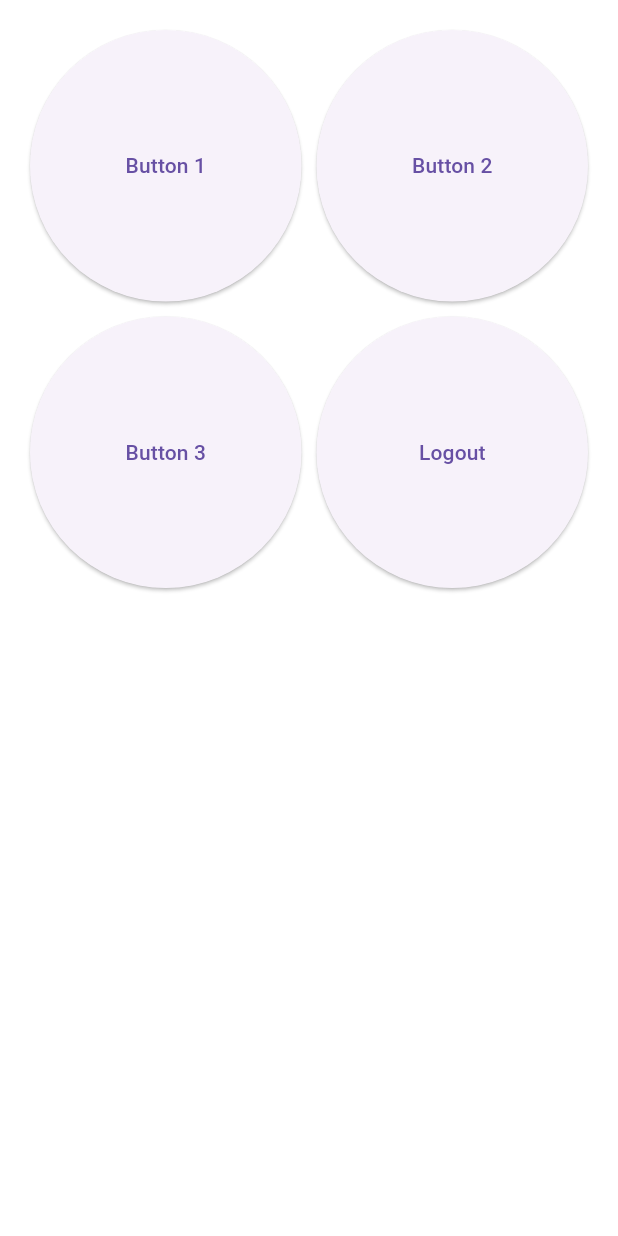
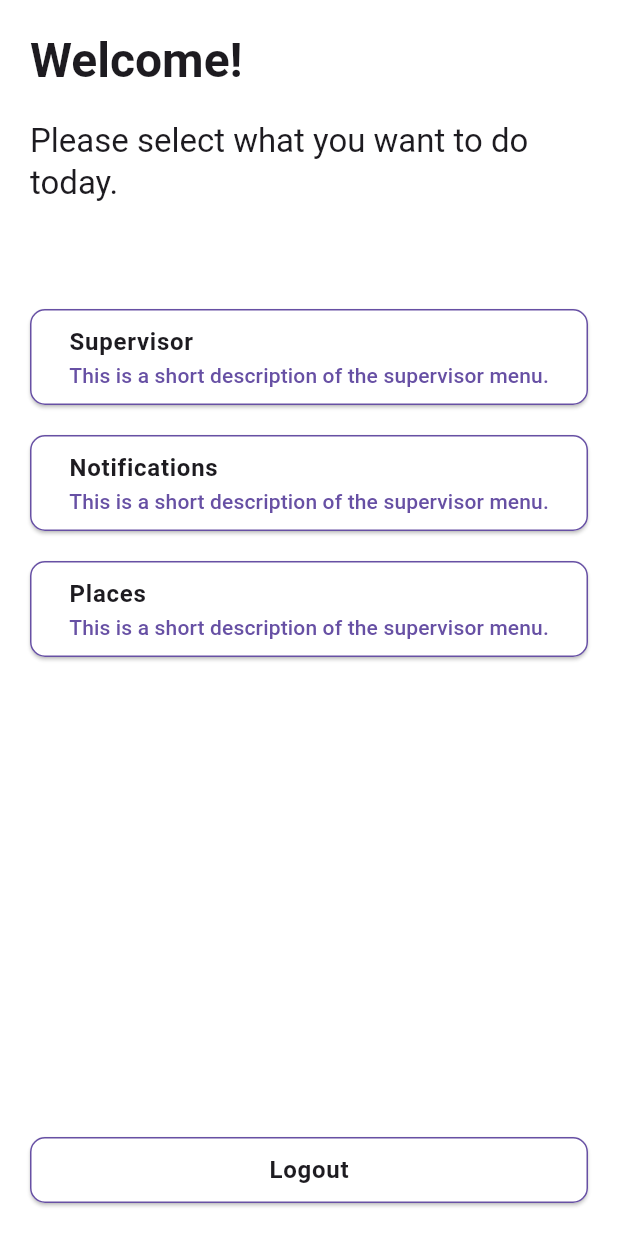
Before and after one commit to DavidGomezOv/hacom_frontend_app, a Flutter app: the DashboardPage screen opened by its route, on a phone screen of 412 x 824 dp. Run offline on Flutter 3.47's test engine with Material 3 defaults, Android fonts, the light colour scheme and no system bars; our stand-ins replace dartz, flutter_bloc, flutter_dotenv, flutter_secure_storage, freezed_annotation, get_it and 2 more; accounts and stored records are empty; generated files the repository leaves out were written again.

Commit message:
Implemented basic dashboard ui

```diff
--- a/lib/features/dashboard/presentation/dashboard_page.dart
+++ b/lib/features/dashboard/presentation/dashboard_page.dart
@@ -3,6 +3,7 @@ import 'package:flutter_bloc/flutter_bloc.dart';
 import 'package:go_router/go_router.dart';
 import 'package:hacom_frontend_app/core/router/app_router.dart';
 import 'package:hacom_frontend_app/features/auth/presentation/bloc/auth_cubit.dart';
+import 'package:hacom_frontend_app/features/dashboard/presentation/widgets/dashboard_item_button_widget.dart';
 
 class DashboardPage extends StatelessWidget {
   const DashboardPage({super.key});
@@ -15,25 +16,41 @@ class DashboardPage extends StatelessWidget {
       },
       child: Scaffold(
         backgroundColor: Colors.white,
-        body: Center(
+        body: SafeArea(
           child: Padding(
             padding: const EdgeInsets.all(20),
-            child: GridView.count(
-              crossAxisCount: 2,
-              crossAxisSpacing: 10,
-              mainAxisSpacing: 10,
-              childAspectRatio: 1,
-              physics: const NeverScrollableScrollPhysics(),
+            child: Column(
+              crossAxisAlignment: CrossAxisAlignment.start,
+              spacing: 20,
               children: [
-                ElevatedButton(onPressed: () {}, child: Text("Button 1")),
-                ElevatedButton(onPressed: () {}, child: Text("Button 2")),
-                ElevatedButton(onPressed: () {}, child: Text("Button 3")),
-                ElevatedButton(
-                  onPressed: () {
-                    context.read<AuthCubit>().logout();
-                  },
-                  child: Text("Logout"),
+                Text(
+                  'Welcome!',
+                  style: Theme.of(
+                    context,
+                  ).textTheme.headlineLarge?.copyWith(fontWeight: FontWeight.bold),
                 ),
+                Text(
+                  'Please select what you want to do today.',
+                  style: Theme.of(context).textTheme.titleLarge,
+                ),
+                SizedBox(height: 30),
+                DashboardItemButtonWidget(
+                  buttonTitle: 'Supervisor',
+                  buttonDescription: 'This is a short description of the supervisor menu.',
+                  onPressed: () {},
+                ),
+                DashboardItemButtonWidget(
+                  buttonTitle: 'Notifications',
+                  buttonDescription: 'This is a short description of the supervisor menu.',
+                  onPressed: () {},
+                ),
+                DashboardItemButtonWidget(
+                  buttonTitle: 'Places',
+                  buttonDescription: 'This is a short description of the supervisor menu.',
+                  onPressed: () {},
+                ),
+                Spacer(),
+                DashboardItemButtonWidget(buttonTitle: 'Logout', onPressed: () {}),
               ],
             ),
           ),
--- /dev/null
+++ b/lib/features/dashboard/presentation/widgets/dashboard_item_button_widget.dart
@@ -0,0 +1,43 @@
+import 'package:flutter/material.dart';
+
+class DashboardItemButtonWidget extends StatelessWidget {
+  const DashboardItemButtonWidget({
+    super.key,
+    required this.buttonTitle,
+    this.buttonDescription,
+    required this.onPressed,
+  });
+
+  final String buttonTitle;
+  final String? buttonDescription;
+  final VoidCallback? onPressed;
+
+  @override
+  Widget build(BuildContext context) {
+    return SizedBox(
+      width: double.infinity,
+      child: ElevatedButton(
+        onPressed: onPressed,
+        style: ElevatedButton.styleFrom(
+          padding: EdgeInsets.symmetric(horizontal: 20, vertical: 10),
+          backgroundColor: Colors.white,
+          shape: RoundedRectangleBorder(
+            side: BorderSide(color: Theme.of(context).colorScheme.primary),
+            borderRadius: BorderRadius.all(Radius.circular(10)),
+          ),
+        ),
+        child: Column(
+          crossAxisAlignment: CrossAxisAlignment.start,
+          children: [
+            Text(
+              buttonTitle,
+              style: Theme.of(context).textTheme.bodyLarge?.copyWith(fontWeight: FontWeight.bold),
+            ),
+            if (buttonDescription != null && buttonDescription!.isNotEmpty)
+              Text(buttonDescription!),
+          ],
+        ),
+      ),
+    );
+  }
+}
```
